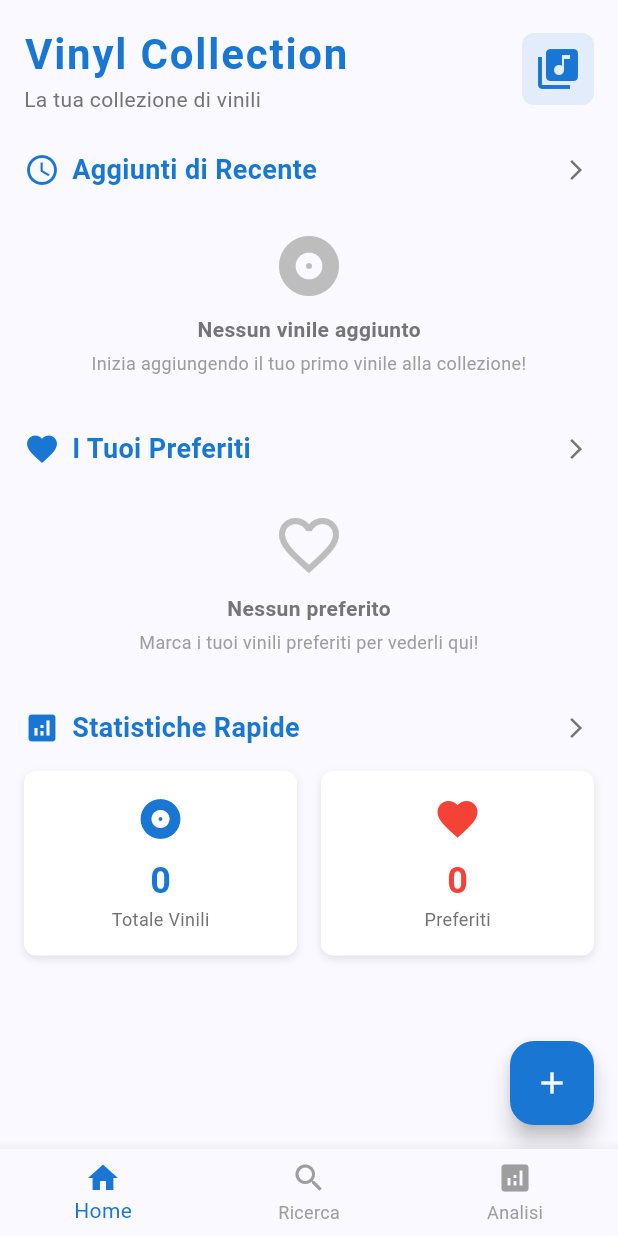
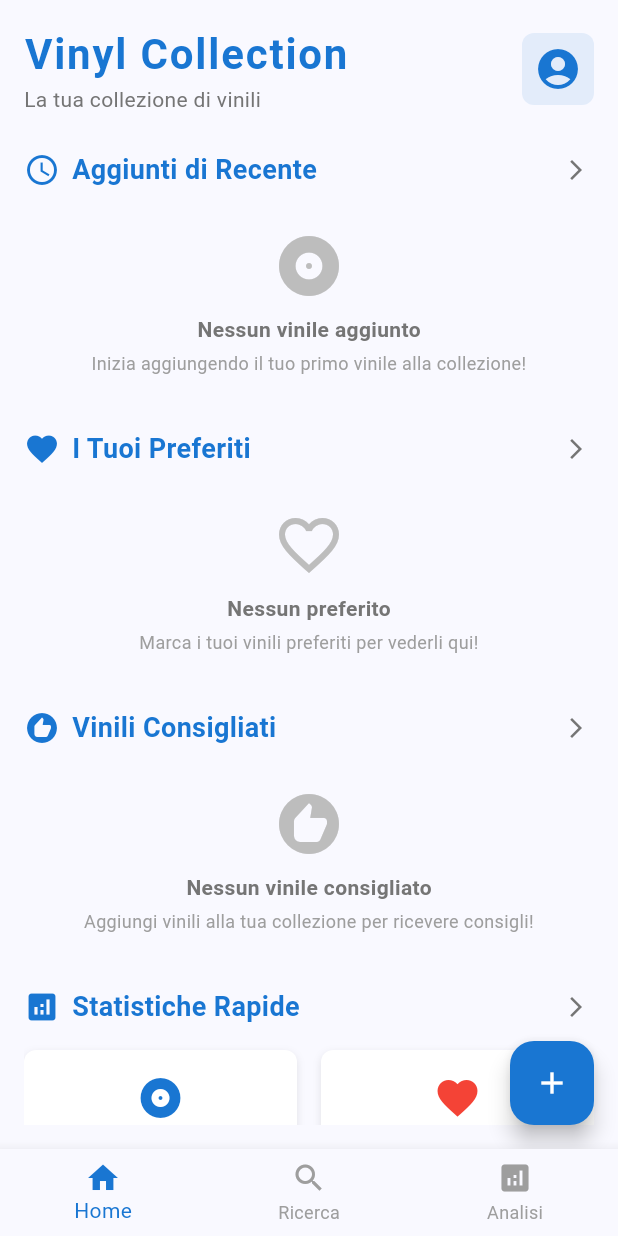
Before and after one commit to sharon-schiavano/vinyl_collection_app_gruppo_16, a Flutter app: the screen it shows after launch, on a phone screen of 412 x 824 dp. Run offline on Flutter 3.47's test engine with Material 3 defaults, Android fonts, the phone set to English and light mode, and no system bars; our stand-ins replace image_picker, sqflite, sqflite_common_ffi, sqflite_common_ffi_web; accounts and stored records are empty.

Commit message:
aggiungo vinili casuali e miglioramenti UI per renderla più vicina al mockup

```diff
--- a/lib/home_view.dart
+++ b/lib/home_view.dart
@@ -38,6 +38,10 @@ class _HomeViewState extends State<HomeView> {
 
                       // === FAVORITE VINYLS: Vinili preferiti ===
                       _buildFavoriteVinylsSection(context),
+                      SizedBox(height: AppConstants.spacingLarge),
+
+                      // === RANDOM VINYLS: Vinili casuali consigliati ===
+                      _buildRandomVinylsSection(context),
                       SizedBox(height: AppConstants.spacingLarge),
 
                       // === STATS: Statistiche rapide ===
@@ -112,7 +116,7 @@ class _HomeViewState extends State<HomeView> {
             borderRadius: BorderRadius.circular(AppConstants.borderRadius),
           ),
           child: Icon(
-            Icons.library_music,
+            Icons.account_circle,
             color: AppConstants.primaryColor,
             size: 32,
           ),
@@ -250,6 +254,51 @@ class _HomeViewState extends State<HomeView> {
       },
     );
   }
+
+  Widget _buildRandomVinylsSection(BuildContext context) {
+    return Consumer<VinylProvider>(
+      builder: (context, provider, child) {
+        return Column(
+          children: [
+            _buildSectionHeader(
+              'Vinili Consigliati',
+              Icons.recommend,
+              onTap: () {
+                // Funzionalità da implementare: navigazione ai vinili consigliati
+              },
+            ),
+            SizedBox(height: AppConstants.spacingMedium),
+
+            // da modificare per  mostrare i vinili casuali
+
+            if (provider.randomVinyls.isEmpty)
+              _buildEmptyState(
+                'Nessun vinile consigliato',
+                'Aggiungi vinili alla tua collezione per ricevere consigli!',
+                Icons.recommend,
+              )
+            else
+              SizedBox(
+                height: 160,
+                child: ListView.separated(
+                  scrollDirection: Axis.horizontal,
+                  padding: EdgeInsets.symmetric(horizontal: 4),
+                  itemCount: provider.randomVinyls.length,
+                  separatorBuilder: (context, index) =>
+                      SizedBox(width: AppConstants.spacingMedium),
+                  itemBuilder: (context, index) {
+                    final vinyl = provider.randomVinyls[index];
+                    return _buildVinylCard(vinyl, context);
+                  },
+                ),
+              ),
+          ],
+        );
+      },
+    );
+  }
+
+
 
   // === SECTION HEADER: Widget intestazione sezione ===
   Widget _buildSectionHeader(String title, IconData icon, {VoidCallback? onTap}) {
--- a/lib/services/vinyl_provider.dart
+++ b/lib/services/vinyl_provider.dart
@@ -88,6 +88,13 @@ class VinylProvider with ChangeNotifier {
   // VISTA LIMITATA: Ultimi 5 vinili aggiunti
   // PATTERN: Pagination/Limiting per performance UI
   List<Vinyl> get recentVinyls => _vinyls.take(5).toList();
+
+  // VISTA CASUALE: Vinili casuali per raccomandazioni
+  // ALGORITMO: Shuffle per randomizzazione
+  List<Vinyl> get randomVinyls {
+    final shuffled = List.of(_vinyls)..shuffle();
+    return shuffled.take(5).toList();
+  }
 
   // === STATISTICHE COMPUTATE ===
   // PATTERN: Analytics/Metrics derivate dallo stato
```
